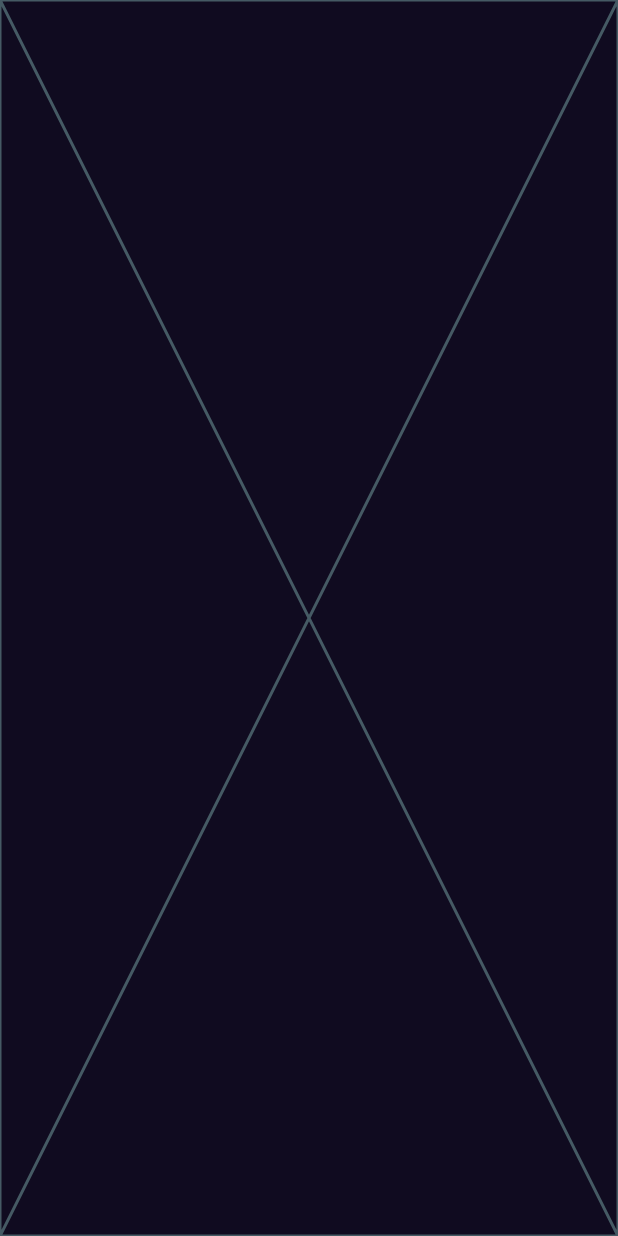
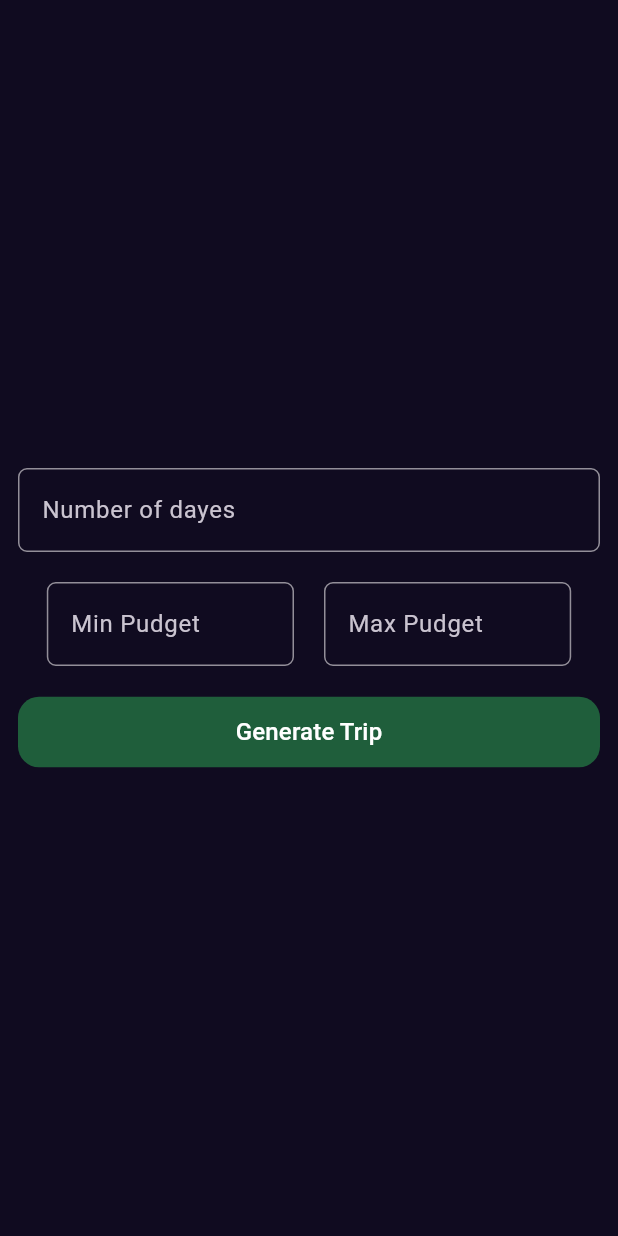
Before and after one commit to ahmedadss2003/tour_egypt, a Flutter app: the CustomTripView screen opened directly, on a phone screen of 412 x 824 dp. Run offline on Flutter 3.47's test engine with Material 3 defaults, Android fonts, the phone set to English and light mode, and no system bars; our stand-ins replace animated_splash_screen, animated_text_kit, bloc, cached_network_image, carousel_slider, dio and 13 more; accounts and stored records are empty.

Commit message:
`Added body to CustomTripView and CustomTripViewBody widgets` , create generated trip

```diff
--- /dev/null
+++ b/devtools_options.yaml
@@ -0,0 +1,3 @@
+description: This file stores settings for Dart & Flutter DevTools.
+documentation: https://docs.flutter.dev/tools/devtools/extensions#configure-extension-enablement-states
+extensions:
--- a/lib/core/utils/app_colors.dart
+++ b/lib/core/utils/app_colors.dart
@@ -1,6 +1,7 @@
 import 'package:flutter/material.dart';
 
 class AppColors {
+  static const Color primaryColor = Color(0xff1F5E3B);
   static const Color kPurpleColor= Color.fromARGB(255, 112, 2, 142) ;
   static const kPrimaryColor = Color(0xff100B20);
   static const Color mainColor  = Color.fromARGB(255, 61, 0, 245);
--- a/lib/core/utils/app_styles.dart
+++ b/lib/core/utils/app_styles.dart
@@ -22,6 +22,10 @@
     fontSize: 18 ,
     color: Color.fromARGB(255, 255, 0, 0),
     // fontFamily: "ZillaSlab" ,
+  );static const textStyle18white = TextStyle(
+    fontSize: 18 ,
+    color: Colors.white,
+    // fontFamily: "ZillaSlab" ,
   );
     static const textStyle18Black = TextStyle(
     fontSize: 18 ,
--- /dev/null
+++ b/lib/core/widgets/custom_text_button.dart
@@ -0,0 +1,31 @@
+import 'package:flutter/material.dart';
+import 'package:login/core/utils/app_colors.dart';
+
+class CustomTextButton extends StatelessWidget {
+  const CustomTextButton({super.key, required this.onPressed, required this.txt});
+  final void Function() onPressed;
+  final String txt ;
+  @override
+  Widget build(BuildContext context) {
+    return Padding(
+      padding: const EdgeInsets.symmetric(horizontal: 0),
+      child: SizedBox(
+        width: double.infinity,
+
+        child: TextButton(
+          style: TextButton.styleFrom(
+            backgroundColor:AppColors.primaryColor,
+            shape: RoundedRectangleBorder(
+              borderRadius: BorderRadius.circular(14.0),
+            ),
+          ),
+          onPressed:onPressed ,
+          child: Padding(
+            padding: const EdgeInsets.symmetric(vertical: 4),
+            child: Text(txt , style: const TextStyle(color: Colors.white , fontSize: 16),),
+          ) ,
+        ),
+      ),
+    );
+  }
+}
--- /dev/null
+++ b/lib/core/widgets/custom_text_form_field.dart
@@ -0,0 +1,50 @@
+import 'package:flutter/material.dart';
+
+class CustomTextFormField extends StatefulWidget {
+  const CustomTextFormField({super.key, required this.txt, this.suffixIcon, this.keyboardType, this.onSaved,  this.isPassword = false});
+  final String txt ;
+  final IconData? suffixIcon ;
+  final TextInputType? keyboardType ;
+  final void Function(String?)? onSaved ;
+  final bool isPassword;
+  @override
+  State<CustomTextFormField> createState() => _CustomTextFormFieldState();
+}
+
+class _CustomTextFormFieldState extends State<CustomTextFormField> {
+  bool isObscure = true;
+  @override
+  Widget build(BuildContext context) {
+    return TextFormField(
+      obscureText: widget.isPassword ? isObscure : false,
+      onSaved: widget.onSaved,
+
+      validator: (value) {
+        if (value == null || value.isEmpty) {
+          return 'هذا الحقل مطلوب';
+        }
+        return null;
+      },
+      keyboardType: widget.keyboardType,
+      decoration:  InputDecoration(
+
+        hintText: widget.txt,
+        suffixIcon: widget.isPassword?IconButton(
+
+                onPressed: () {
+                  setState(() {
+                    isObscure = !isObscure; // Toggle visibility
+                  });
+                },
+                icon: Icon(isObscure ? Icons.visibility_off : Icons.visibility),
+              ) : widget.suffixIcon != null ? Icon(widget.suffixIcon) : null,
+
+        border: const OutlineInputBorder(
+          borderSide: BorderSide(color: Color(0xFFE6E9EA)),
+          borderRadius: BorderRadius.all(Radius.circular(6.0)),
+
+        ),
+      )
+    );
+  }
+}
--- a/lib/features/custom_trip/presentation/views/custom_trip_view.dart
+++ b/lib/features/custom_trip/presentation/views/custom_trip_view.dart
@@ -3,10 +3,11 @@
 
 class CustomTripView extends StatelessWidget {
   const CustomTripView({super.key});
-
+  static const routeName = "CustomTripView";
   @override
   Widget build(BuildContext context) {
     return const Scaffold(
+
       body:  CustomTripViewBody(),
     );
   }
--- a/lib/features/custom_trip/presentation/views/widgets/custom_trip_view_body.dart
+++ b/lib/features/custom_trip/presentation/views/widgets/custom_trip_view_body.dart
@@ -1,10 +1,36 @@
 import 'package:flutter/material.dart';
+import 'package:login/core/widgets/custom_text_button.dart';
+import 'package:login/core/widgets/custom_text_form_field.dart';
+import 'package:login/features/custom_trip/presentation/views/widgets/generated_trip.dart';
 
 class CustomTripViewBody extends StatelessWidget {
   const CustomTripViewBody({super.key});
 
   @override
   Widget build(BuildContext context) {
-    return const Placeholder();
+    return  SafeArea(
+      child:  Padding(
+        padding: const EdgeInsets.symmetric(horizontal: 12.0,),
+        child: Column(
+          mainAxisAlignment: MainAxisAlignment.center,
+          children: [
+            const CustomTextFormField(txt: "Number of dayes",keyboardType: TextInputType.number,),
+            const SizedBox(height: 20,),
+            Row(
+              mainAxisAlignment: MainAxisAlignment.center,
+              children: [
+                SizedBox(width: MediaQuery.of(context).size.width * 0.4,child: const CustomTextFormField(txt: "Min Pudget",keyboardType: TextInputType.number,)),
+                const SizedBox(width: 20,),
+                SizedBox(width: MediaQuery.of(context).size.width * 0.4,child: const CustomTextFormField(txt: "Max Pudget",keyboardType: TextInputType.number, )),
+              ],
+            ),
+            const SizedBox(height: 20,),
+            CustomTextButton(onPressed: (){
+              Navigator.pushNamed(context, GeneratedTrip.routeName);
+            },txt: "Generate Trip",)
+          ],
+        ),
+      ),
+    );
   }
 }
--- a/lib/features/splash/presentation/views/splash_view.dart
+++ b/lib/features/splash/presentation/views/splash_view.dart
@@ -5,7 +5,7 @@
 
 class SplashView extends StatelessWidget {
   const SplashView({super.key});
-
+  static const routeName = "SplashView";
   @override
   Widget build(BuildContext context) {
     return  AnimatedSplashScreen(
--- a/lib/main.dart
+++ b/lib/main.dart
@@ -1,5 +1,6 @@
 import 'package:firebase_core/firebase_core.dart';
 import 'package:flutter/material.dart';
+import 'package:login/core/helper_function/helper_function.dart';
 import 'package:login/core/utils/app_colors.dart';
 import 'package:login/features/splash/presentation/views/splash_view.dart';
 
@@ -18,8 +19,8 @@
         scaffoldBackgroundColor: AppColors.kPrimaryColor,
       ),
       debugShowCheckedModeBanner: false,
-      home: const SplashView(),
-
+      onGenerateRoute: onGenerateRoute,
+      initialRoute: SplashView.routeName,
     );
   }
 }
--- a/pubspec.yaml
+++ b/pubspec.yaml
@@ -59,6 +59,9 @@
   model_viewer_plus: ^1.9.1
   raised_buttons: ^0.0.2
   tap_to_expand: ^0.7.2
+  salomon_bottom_bar: ^3.3.2
+  expansion_tile_list: ^1.1.0
+  expansion_tile_group: ^2.2.0
 
 dev_dependencies:
   flutter_test:
```
Also changed, not shown: lib/core/helper_function/helper_function.dart (added, +23 -0 lines), lib/features/custom_trip/presentation/views/widgets/custom_riched_text.dart (added, +22 -0 lines), lib/features/custom_trip/presentation/views/widgets/generated_trip.dart (added, +58 -0 lines), lib/features/home/presentation/views/home_view.dart (+36 -66 lines), lib/features/home/presentation/views/widgets/custom_bottom_navbar.dart (added, +61 -0 lines), lib/features/home/presentation/views/widgets/home_content.dart (added, +61 -0 lines), pubspec.lock, 1 other file.
